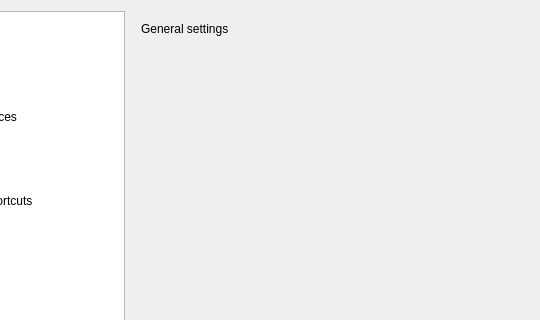
Old version of the form src/settingsdialog.ui in the repository sigsergv/ororok; both pictures show x 86 to 626 and y 0 to 320 of the 626 by 508 pixel window.
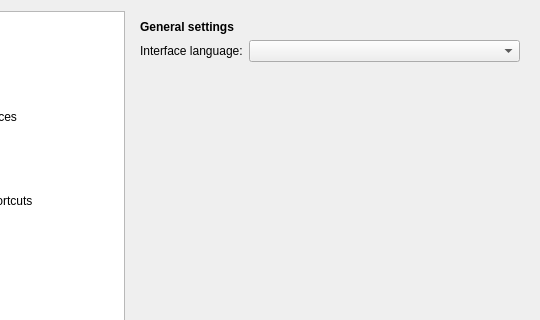
New version of the form. Icons and pictures are not drawn. Custom widgets are drawn as their Qt base class.

Commit message: Added new setting for UI language.

What changed in the file:
```diff
--- a/src/settingsdialog.ui
+++ b/src/settingsdialog.ui
@@ -162,19 +162,48 @@
         <number>0</number>
        </property>
        <widget class="QWidget" name="page">
-        <widget class="QLabel" name="label">
-         <property name="geometry">
-          <rect>
-           <x>10</x>
-           <y>10</y>
-           <width>251</width>
-           <height>16</height>
-          </rect>
-         </property>
-         <property name="text">
-          <string>General settings</string>
-         </property>
-        </widget>
+        <layout class="QVBoxLayout" name="verticalLayout_5">
+         <item>
+          <widget class="QLabel" name="label">
+           <property name="font">
+            <font>
+             <weight>75</weight>
+             <bold>true</bold>
+            </font>
+           </property>
+           <property name="text">
+            <string>General settings</string>
+           </property>
+          </widget>
+         </item>
+         <item>
+          <layout class="QFormLayout" name="formLayout_2">
+           <item row="0" column="0">
+            <widget class="QLabel" name="label_12">
+             <property name="text">
+              <string>Interface language:</string>
+             </property>
+            </widget>
+           </item>
+           <item row="0" column="1">
+            <widget class="QComboBox" name="uiLangCombo"/>
+           </item>
+          </layout>
+         </item>
+         <item>
+          <spacer name="verticalSpacer_3">
+           <property name="orientation">
+            <enum>Qt::Vertical</enum>
+           </property>
+           <property name="sizeHint" stdset="0">
+            <size>
+             <width>20</width>
+             <height>40</height>
+            </size>
+           </property>
+          </spacer>
+         </item>
+        </layout>
        </widget>
        <widget class="QWidget" name="page_3">
         <layout class="QVBoxLayout" name="verticalLayout_3">
```
Left out of the diff: 18 changed lines with no effect on the pictures. The commit also changes 5 other files.
